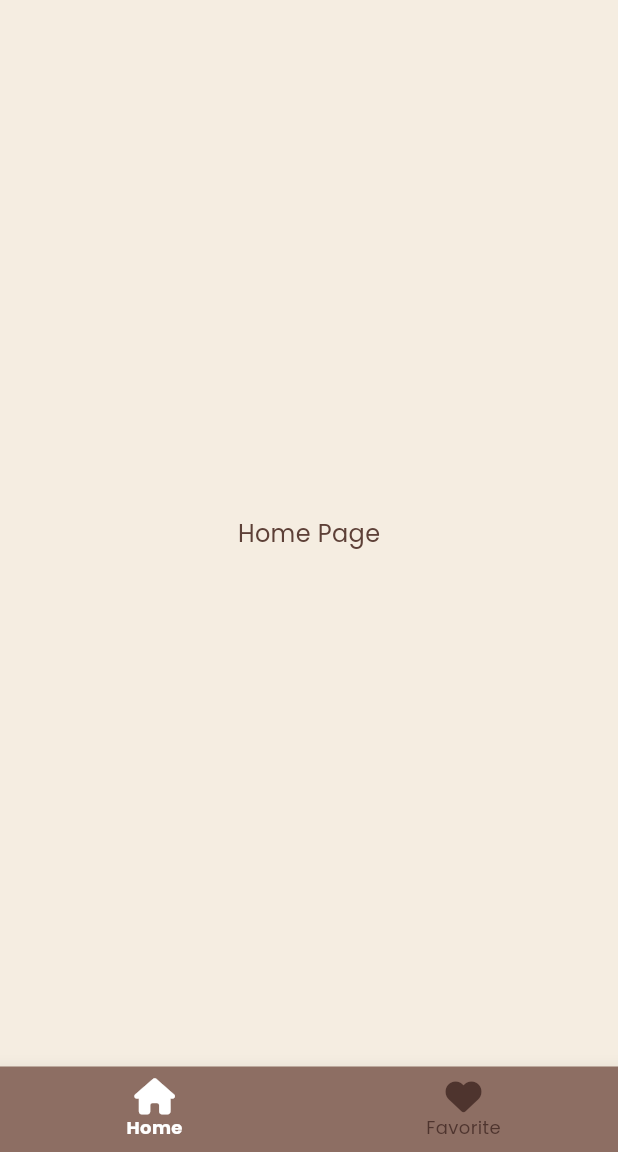
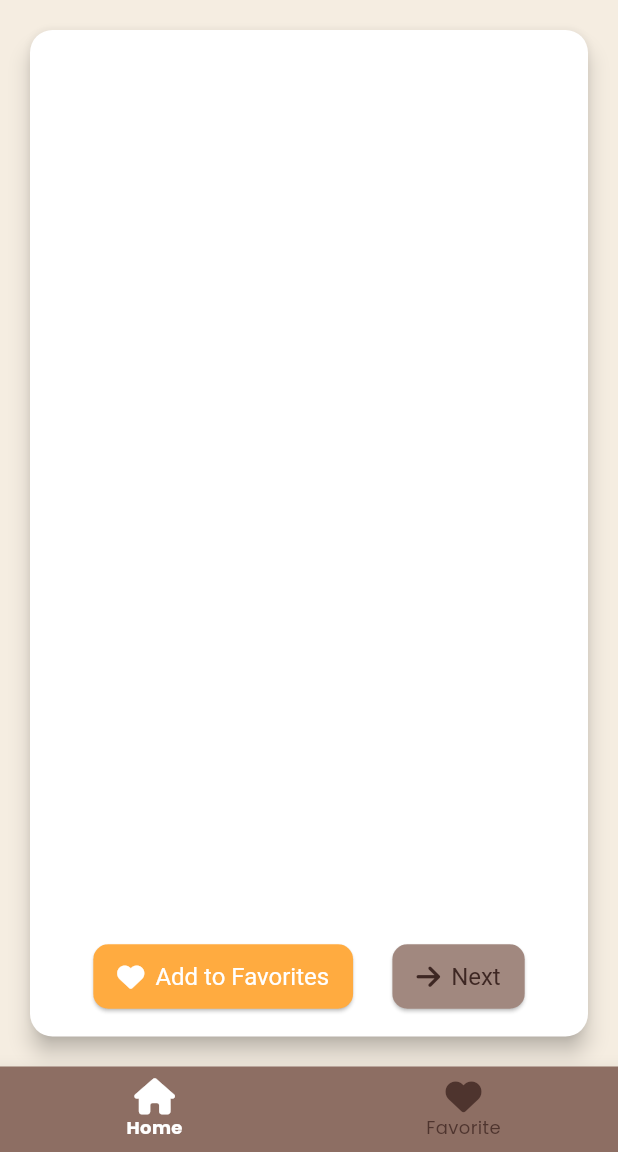
Before and after one commit to nachovalla1997/CoffeeApp, a Flutter app: the screen it shows after launch, on a phone screen of 412 x 824 dp, the part 84-1236 px from its top. Run offline on Flutter 3.47's test engine with Material 3 defaults, Android fonts, the phone set to English and light mode, and no system bars; our stand-ins replace bloc, equatable, flutter_bloc, font_awesome_flutter, google_fonts.

Commit message:
feat: Created the widget for displaying the new coffee images.

```diff
--- a/lib/l10n/intl_en.arb
+++ b/lib/l10n/intl_en.arb
@@ -2,5 +2,7 @@
   "@@locale": "en",
   "home_screen_title": "Coffee App",
   "home" : "Home",
-  "favorite" : "Favorite"
+  "favorite" : "Favorite",
+  "add_to_favorite" : "Add to Favorites",
+  "next" : "Next"
 }
--- a/lib/presentation/screens/main_menu.dart
+++ b/lib/presentation/screens/main_menu.dart
@@ -1,6 +1,7 @@
 import 'package:coffee_app/business_logic/cubits/bottom_navigation/bottom_navigation_cubit.dart';
 import 'package:coffee_app/localization.dart';
 import 'package:coffee_app/presentation/widgets/bottom_navigation_bar_widget.dart';
+import 'package:coffee_app/presentation/widgets/new_coffee_photos_widget.dart';
 import 'package:flutter/material.dart';
 import 'package:flutter_bloc/flutter_bloc.dart';
 
@@ -24,8 +25,8 @@ class MainMenu extends StatelessWidget {
           body: IndexedStack(
             index: state.currentIndex,
             children: const [
+              NewCoffeePhotosWidget(),
               Center(child: Text('Home Page')),
-              Center(child: Text('Favorite Page')),
             ],
           ),
         );
--- /dev/null
+++ b/lib/presentation/widgets/new_coffee_photos_widget.dart
@@ -0,0 +1,90 @@
+import 'package:coffee_app/localization.dart';
+import 'package:flutter/material.dart';
+import 'package:font_awesome_flutter/font_awesome_flutter.dart';
+
+class NewCoffeePhotosWidget extends StatelessWidget {
+  const NewCoffeePhotosWidget({
+    super.key,
+  });
+
+  @override
+  Widget build(BuildContext context) {
+    return Center(
+      child: Padding(
+        padding: const EdgeInsets.all(16.0),
+        child: Column(
+          children: <Widget>[
+            Expanded(
+              child: Card(
+                elevation: 6.0,
+                shape: RoundedRectangleBorder(
+                  borderRadius: BorderRadius.circular(15.0),
+                ),
+                child: Column(
+                  children: <Widget>[
+                    Expanded(
+                      child: Container(
+                        width: double.infinity,
+                        decoration: const BoxDecoration(
+                          borderRadius:
+                              BorderRadius.vertical(top: Radius.circular(15.0)),
+                          // image: DecorationImage(
+                          //   image: FileImage(),
+                          //   fit: BoxFit.cover,
+                          // ),
+                        ),
+                      ),
+                    ),
+                    Padding(
+                      padding: const EdgeInsets.all(16.0),
+                      child: Row(
+                        mainAxisAlignment: MainAxisAlignment.spaceEvenly,
+                        children: [
+                          ElevatedButton.icon(
+                            onPressed: () {
+                              // TODO: Add to favorites logic
+                            },
+                            icon: const FaIcon(FontAwesomeIcons.solidHeart),
+                            label: Text(Localization.current.add_to_favorite),
+                            style: ElevatedButton.styleFrom(
+                              foregroundColor: Colors.white,
+                              backgroundColor:
+                                  Theme.of(context).colorScheme.secondary,
+                              shape: RoundedRectangleBorder(
+                                borderRadius: BorderRadius.circular(10.0),
+                              ),
+                              padding: const EdgeInsets.symmetric(
+                                  horizontal: 16.0, vertical: 12.0),
+                              textStyle: const TextStyle(fontSize: 16),
+                            ),
+                          ),
+                          ElevatedButton.icon(
+                            onPressed: () {
+                              // TODO: Skip logic
+                            },
+                            icon: const FaIcon(FontAwesomeIcons.arrowRight),
+                            label: Text(Localization.current.next),
+                            style: ElevatedButton.styleFrom(
+                              foregroundColor: Colors.brown[900],
+                              backgroundColor: Colors.brown[300],
+                              shape: RoundedRectangleBorder(
+                                borderRadius: BorderRadius.circular(10.0),
+                              ),
+                              padding: const EdgeInsets.symmetric(
+                                  horizontal: 16.0, vertical: 12.0),
+                              textStyle: const TextStyle(fontSize: 16),
+                            ),
+                          ),
+                        ],
+                      ),
+                    ),
+                  ],
+                ),
+              ),
+            ),
+          ],
+        ),
+      ),
+    );
+  }
+}
```
Also changed, not shown: lib/l10n/generated/intl/messages_en.dart, lib/l10n/generated/l10n.dart, 1 other file.
